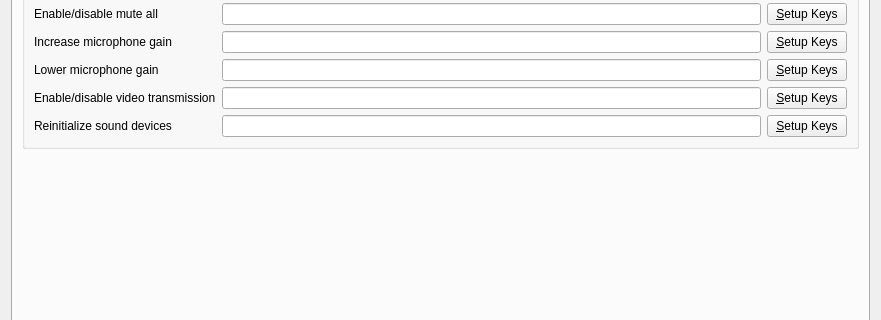
Above: Client/qtTeamTalk/preferences.ui from BearWare/TeamTalk5 before the change; both pictures show x 0 to 881 and y 156 to 476 of the 881 by 695 pixel window. Below: the same form after it.
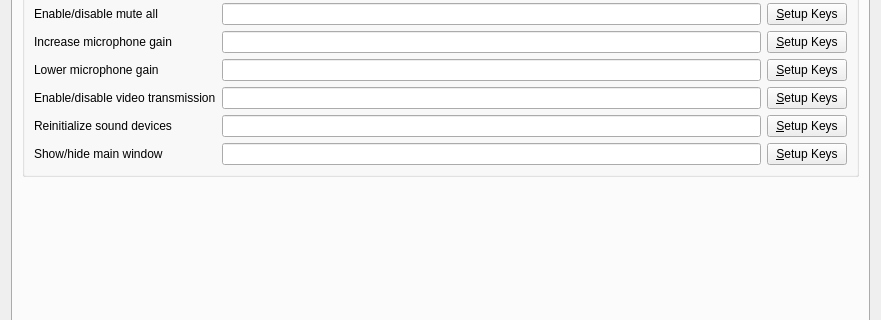
That is the form after the change. The open tabs and pages were chosen to show the change. Icons and pictures are not drawn. Custom widgets are drawn as their Qt base class.

Commit message: Hotkey for show/hide main window

The edit to the form file:
```diff
--- a/Client/qtTeamTalk/preferences.ui
+++ b/Client/qtTeamTalk/preferences.ui
@@ -2439,6 +2439,33 @@
               </property>
              </widget>
             </item>
+            <item row="8" column="0">
+             <widget class="QLabel" name="label_46">
+              <property name="text">
+               <string>Show/hide main window</string>
+              </property>
+              <property name="buddy">
+               <cstring>showhideEdit</cstring>
+              </property>
+             </widget>
+            </item>
+            <item row="8" column="1">
+             <widget class="QLineEdit" name="showhideEdit">
+              <property name="readOnly">
+               <bool>true</bool>
+              </property>
+             </widget>
+            </item>
+            <item row="8" column="2">
+             <widget class="QPushButton" name="showhideButton">
+              <property name="text">
+               <string>&amp;Setup Keys</string>
+              </property>
+              <property name="checkable">
+               <bool>true</bool>
+              </property>
+             </widget>
+            </item>
            </layout>
           </item>
          </layout>
```
Left out of the diff: 1 changed line with no effect on the pictures. The commit also changes 7 other files.
